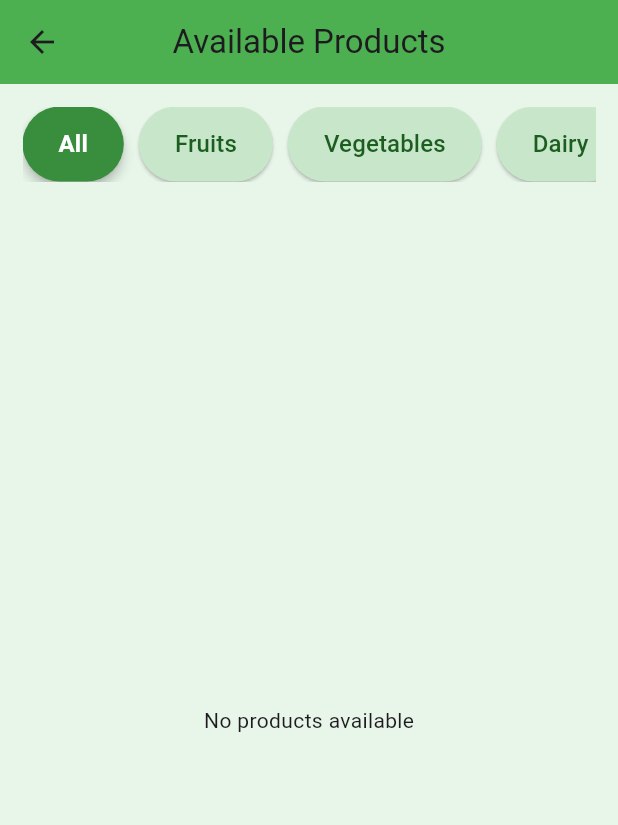
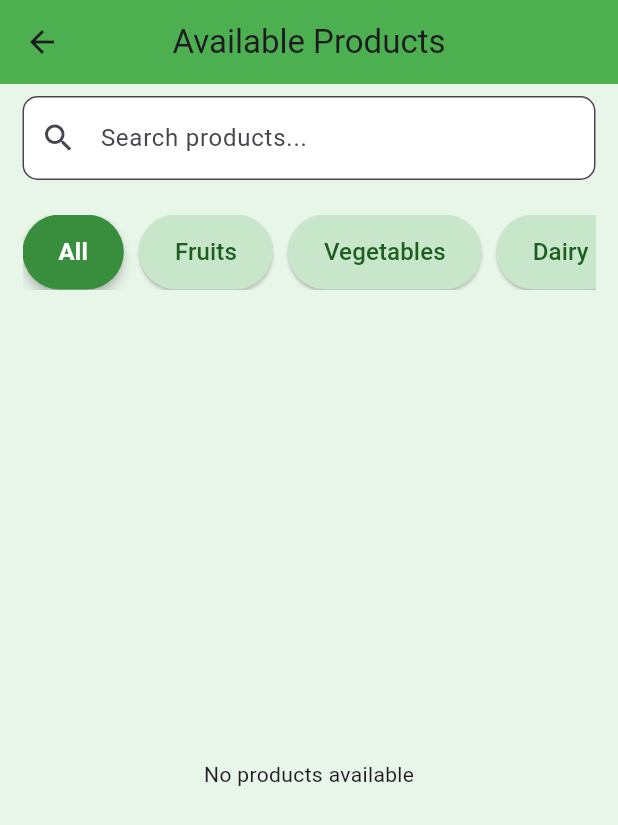
Before and after one commit to Sooraj-666/GrowKart, a Flutter app: the ProductListingPage screen opened directly, on a phone screen of 412 x 824 dp. Shown: the top 825 px of the screen. Run offline on Flutter 3.47's test engine with Material 3 defaults, Android fonts, the phone set to English and light mode, and no system bars; our stand-ins replace cloud_firestore, file_picker, firebase_auth, firebase_core, firebase_storage, image_picker; accounts and stored records are empty.

Commit message:
Add Fertilizer category to product listing and farmer screens

```diff
--- a/lib/screens/farmer_products_screen.dart
+++ b/lib/screens/farmer_products_screen.dart
@@ -24,7 +24,7 @@ class FarmerProductsScreenState extends State<FarmerProductsScreen> {
   String _selectedCategory = 'All';
   bool _isLoading = false;
 
-  final List<String> _categories = ['All', 'Fruits', 'Vegetables', 'Dairy'];
+  final List<String> _categories = ['All', 'Fruits', 'Vegetables', 'Dairy', 'Fertilizer'];
 
   Future<void> _pickImage() async {
     try {
--- a/lib/screens/product_listing_page.dart
+++ b/lib/screens/product_listing_page.dart
@@ -11,6 +11,7 @@ class ProductListingPage extends StatefulWidget {
 
 class ProductListingPageState extends State<ProductListingPage> {
   String _selectedCategory = 'All';
+  String _searchQuery = '';  // New state for search
 
   void _changeCategory(String category) {
     setState(() {
@@ -75,6 +76,20 @@ class ProductListingPageState extends State<ProductListingPage> {
       ),
       body: Column(
         children: [
+          // Search bar
+          Padding(
+            padding: const EdgeInsets.symmetric(vertical: 8, horizontal: 15),
+            child: TextField(
+              decoration: InputDecoration(
+                hintText: 'Search products...',
+                prefixIcon: Icon(Icons.search),
+                border: OutlineInputBorder(borderRadius: BorderRadius.circular(10)),
+                fillColor: Colors.white,
+                filled: true,
+              ),
+              onChanged: (value) => setState(() => _searchQuery = value),
+            ),
+          ),
           Container(
             margin: const EdgeInsets.symmetric(vertical: 15, horizontal: 15),
             height: 50,
@@ -93,7 +108,14 @@ class ProductListingPageState extends State<ProductListingPage> {
                   padding: const EdgeInsets.only(right: 10),
                   child: CategoryButton(label: "Vegetables", isSelected: _selectedCategory == "Vegetables", onTap: () => _changeCategory('Vegetables')),
                 ),
-                CategoryButton(label: "Dairy", isSelected: _selectedCategory == "Dairy", onTap: () => _changeCategory('Dairy')),
+                Padding(
+                  padding: const EdgeInsets.only(right: 10),
+                  child: CategoryButton(label: "Dairy", isSelected: _selectedCategory == "Dairy", onTap: () => _changeCategory('Dairy')),
+                ),
+                Padding(
+                  padding: const EdgeInsets.only(right: 10),
+                  child: CategoryButton(label: "Fertilizer", isSelected: _selectedCategory == "Fertilizer", onTap: () => _changeCategory('Fertilizer')),
+                ),
               ],
             ),
           ),
@@ -111,8 +133,21 @@ class ProductListingPageState extends State<ProductListingPage> {
                   return const Center(child: Text("No products available"));
                 }
 
+                // Filter by search query
+                final allDocs = snapshot.data!.docs;
+                var docs = allDocs;
+                if (_searchQuery.isNotEmpty) {
+                  docs = allDocs.where((doc) {
+                    final name = (doc.data() as Map<String, dynamic>)['name']?.toString().toLowerCase() ?? '';
+                    return name.contains(_searchQuery.toLowerCase());
+                  }).toList();
+                }
+                if (docs.isEmpty) {
+                  return Center(child: Text(_searchQuery.isNotEmpty ? "No products match your search" : "No products available"));
+                }
+
                 return ListView(
-                  children: snapshot.data!.docs.map((doc) {
+                  children: docs.map((doc) {
                     Map<String, dynamic> productData = doc.data() as Map<String, dynamic>;
                     String farmerId = productData["farmerId"] ?? "";
 
```
